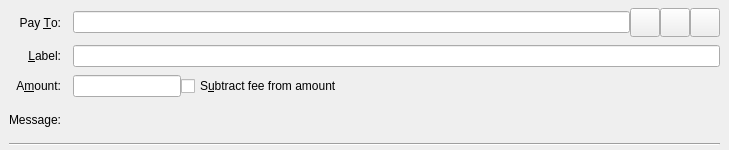
Qt form src/qt/forms/sendcoinsentry.ui (minblock/lockely) before a commit.
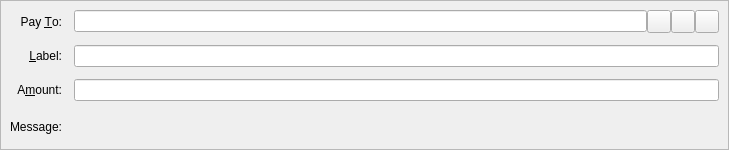
The same form after that commit. Icons and pictures are not drawn. Custom widgets are drawn as their Qt base class.

```diff
--- a/src/qt/forms/sendcoinsentry.ui
+++ b/src/qt/forms/sendcoinsentry.ui
@@ -21,21 +21,15 @@
     <string>This is a normal payment.</string>
    </property>
    <property name="frameShape">
-    <enum>QFrame::NoFrame</enum>
+    <enum>QFrame::StyledPanel</enum>
+   </property>
+   <property name="frameShadow">
+    <enum>QFrame::Sunken</enum>
    </property>
    <layout class="QGridLayout" name="gridLayout">
-    <property name="topMargin">
-     <number>8</number>
-    </property>
-    <property name="bottomMargin">
-     <number>4</number>
-    </property>
-    <property name="horizontalSpacing">
+    <property name="spacing">
      <number>12</number>
     </property>
-    <property name="verticalSpacing">
-     <number>8</number>
-    </property>
     <item row="0" column="0">
      <widget class="QLabel" name="payToLabel">
       <property name="text">
@@ -73,12 +67,6 @@
          <iconset resource="../bitcoin.qrc">
           <normaloff>:/icons/address-book</normaloff>:/icons/address-book</iconset>
         </property>
-        <property name="iconSize">
-         <size>
-          <width>22</width>
-          <height>22</height>
-         </size>
-        </property>
         <property name="shortcut">
          <string>Alt+A</string>
         </property>
@@ -96,12 +84,6 @@
          <iconset resource="../bitcoin.qrc">
           <normaloff>:/icons/editpaste</normaloff>:/icons/editpaste</iconset>
         </property>
-        <property name="iconSize">
-         <size>
-          <width>22</width>
-          <height>22</height>
-         </size>
-        </property>
         <property name="shortcut">
          <string>Alt+P</string>
         </property>
@@ -119,12 +101,6 @@
          <iconset resource="../bitcoin.qrc">
           <normaloff>:/icons/remove</normaloff>:/icons/remove</iconset>
         </property>
-        <property name="iconSize">
-         <size>
-          <width>22</width>
-          <height>22</height>
-         </size>
-        </property>
        </widget>
       </item>
      </layout>
@@ -163,21 +139,7 @@
      </widget>
     </item>
     <item row="2" column="1">
-     <layout class="QHBoxLayout" name="horizontalLayoutAmount" stretch="0,1">
-      <item>
-       <widget class="BitcoinAmountField" name="payAmount"/>
-      </item>
-      <item>
-       <widget class="QCheckBox" name="checkboxSubtractFeeFromAmount">
-        <property name="toolTip">
-         <string>The fee will be deducted from the amount being sent. The recipient will receive less lockelys than you enter in the amount field. If multiple recipients are selected, the fee is split equally.</string>
-        </property>
-        <property name="text">
-         <string>S&amp;ubtract fee from amount</string>
-        </property>
-       </widget>
-      </item>
-     </layout>
+     <widget class="BitcoinAmountField" name="payAmount"/>
     </item>
     <item row="3" column="0">
      <widget class="QLabel" name="messageLabel">
@@ -199,13 +161,6 @@
       </property>
      </widget>
     </item>
-    <item row="4" column="0" colspan="2">
-     <widget class="Line" name="line">
-      <property name="orientation">
-       <enum>Qt::Horizontal</enum>
-      </property>
-     </widget>
-    </item>
    </layout>
   </widget>
   <widget class="QFrame" name="SendCoins_UnauthenticatedPaymentRequest">
```
Left out of the diff: 22 changed lines with no effect on the pictures.
